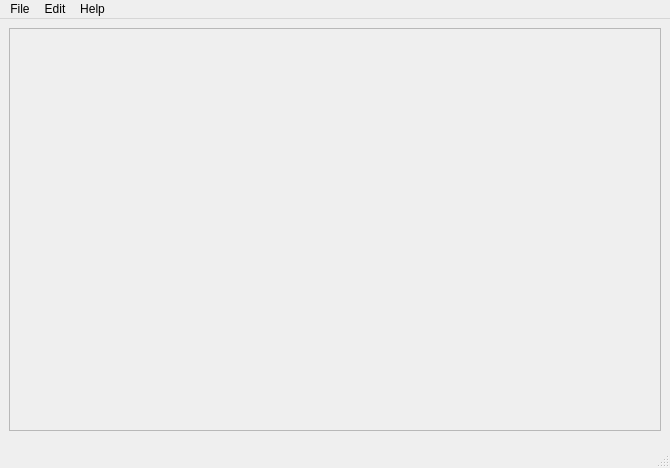
Old version of the form doppelganger/resources/ui/mainwindow.ui in the repository max-dw-i/myfyrio.
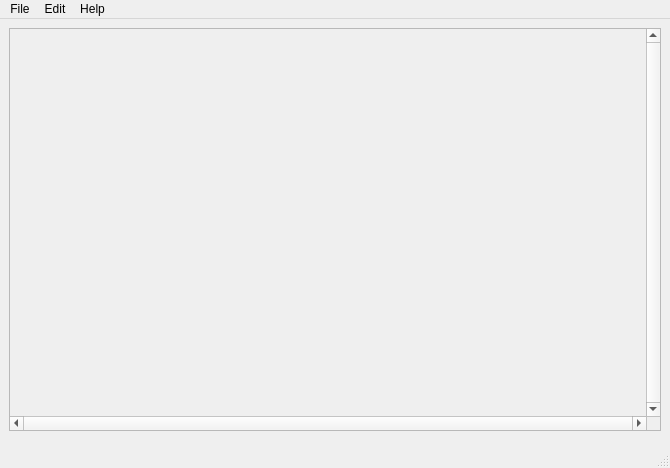
New version of the form. Icons and pictures are not drawn.

What changed in the file:
```diff
--- a/doppelganger/resources/ui/mainwindow.ui
+++ b/doppelganger/resources/ui/mainwindow.ui
@@ -57,6 +57,12 @@
         <height>400</height>
        </size>
       </property>
+      <property name="verticalScrollBarPolicy">
+       <enum>Qt::ScrollBarAlwaysOn</enum>
+      </property>
+      <property name="horizontalScrollBarPolicy">
+       <enum>Qt::ScrollBarAlwaysOn</enum>
+      </property>
       <property name="widgetResizable">
        <bool>true</bool>
       </property>
@@ -68,8 +74,8 @@
         <rect>
          <x>0</x>
          <y>0</y>
-         <width>650</width>
-         <height>398</height>
+         <width>637</width>
+         <height>385</height>
         </rect>
        </property>
       </widget>
```
